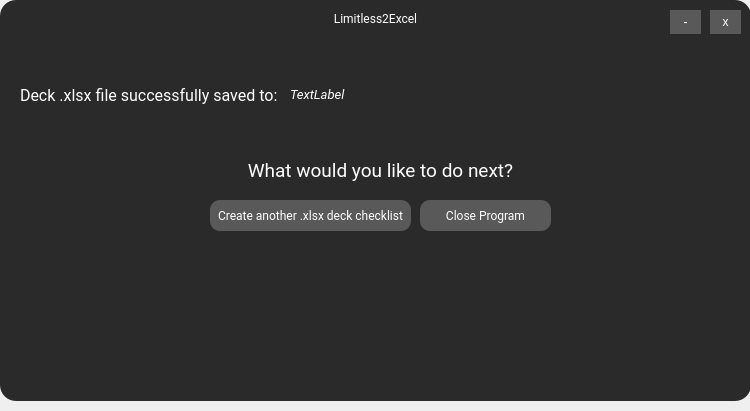
Old version of the form app.ui in the repository DarrenFok/Limitless2Excel.
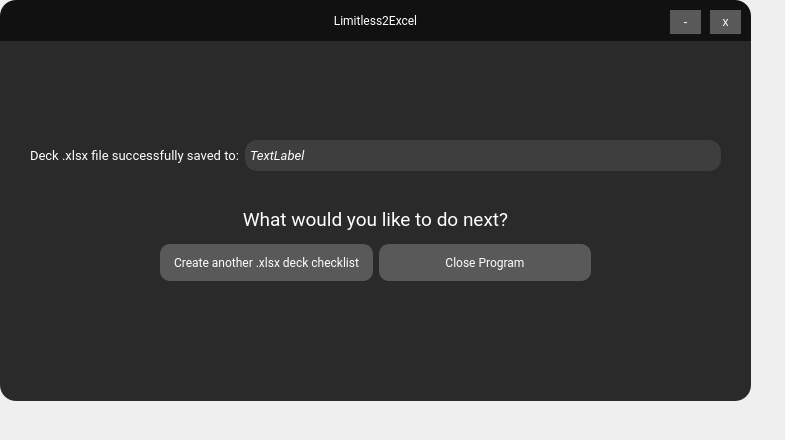
New version of the form. The open tabs and pages were chosen to show the change.

Commit message: [#4] Centered components, whitened links and added background to text fields

Patch:
```diff
--- a/app.ui
+++ b/app.ui
@@ -6,8 +6,8 @@
    <rect>
     <x>0</x>
     <y>0</y>
-    <width>750</width>
-    <height>411</height>
+    <width>785</width>
+    <height>440</height>
    </rect>
   </property>
   <property name="windowTitle">
@@ -29,7 +29,11 @@
    </property>
    <property name="styleSheet">
     <string notr="true">QWidget{
-background-color: #2a2a2a;
+background-color: rgb(17, 17, 17);
+border-top-left-radius: 16px;
+border-top-right-radius: 16px;
+border-bottom-left-radius: 0px;
+border-bottom-right-radius: 0px;
 }</string>
    </property>
    <widget class="QLabel" name="windowName">
@@ -38,7 +42,7 @@
       <x>300</x>
       <y>10</y>
       <width>151</width>
-      <height>16</height>
+      <height>21</height>
      </rect>
     </property>
     <property name="font">
@@ -414,64 +418,20 @@
 background-color: #2a2a2a;
 }</string>
     </property>
-    <widget class="QLabel" name="savedToPrompt">
+    <widget class="QWidget" name="verticalLayoutWidget">
      <property name="geometry">
       <rect>
-       <x>20</x>
-       <y>70</y>
-       <width>261</width>
-       <height>31</height>
+       <x>160</x>
+       <y>190</y>
+       <width>431</width>
+       <height>81</height>
       </rect>
      </property>
-     <property name="font">
-      <font>
-       <family>Roboto</family>
-       <pointsize>12</pointsize>
-      </font>
-     </property>
-     <property name="styleSheet">
-      <string notr="true">QLabel{
-color: #ffffff
-}</string>
-     </property>
-     <property name="text">
-      <string>Deck .xlsx file successfully saved to:</string>
-     </property>
-    </widget>
-    <widget class="QLabel" name="directoryEdit">
-     <property name="geometry">
-      <rect>
-       <x>290</x>
-       <y>69</y>
-       <width>421</width>
-       <height>31</height>
-      </rect>
-     </property>
-     <property name="font">
-      <font>
-       <family>Roboto</family>
-       <pointsize>10</pointsize>
-       <italic>true</italic>
-      </font>
-     </property>
-     <property name="styleSheet">
-      <string notr="true">QLabel{
-color: #ffffff;
-}</string>
-     </property>
-     <property name="text">
-      <string>TextLabel</string>
-     </property>
-    </widget>
+     <layout class="QVBoxLayout" name="verticalLayout_4">
+      <item>
+       <layout class="QHBoxLayout" name="horizontalLayout_9">
+        <item>
     <widget class="QLabel" name="whatNextPrompt">
-     <property name="geometry">
-      <rect>
-       <x>240</x>
-       <y>140</y>
-       <width>281</width>
-       <height>41</height>
-      </rect>
-     </property>
      <property name="font">
       <font>
        <family>Roboto</family>
@@ -491,14 +451,18 @@
       <set>Qt::AlignmentFlag::AlignCenter</set>
      </property>
     </widget>
+        </item>
+       </layout>
+      </item>
+      <item>
+       <layout class="QHBoxLayout" name="horizontalLayout_11">
+        <item>
     <widget class="QPushButton" name="createAnotherButton">
-     <property name="geometry">
-      <rect>
-       <x>210</x>
-       <y>190</y>
-       <width>201</width>
-       <height>31</height>
-      </rect>
+          <property name="sizePolicy">
+           <sizepolicy hsizetype="Minimum" vsizetype="Preferred">
+            <horstretch>0</horstretch>
+            <verstretch>0</verstretch>
+           </sizepolicy>
      </property>
      <property name="font">
       <font>
@@ -516,14 +480,14 @@
       <string>Create another .xlsx deck checklist</string>
      </property>
     </widget>
+        </item>
+        <item>
     <widget class="QPushButton" name="closeProgramButton">
-     <property name="geometry">
-      <rect>
-       <x>420</x>
-       <y>190</y>
-       <width>131</width>
-       <height>31</height>
-      </rect>
+          <property name="sizePolicy">
+           <sizepolicy hsizetype="Preferred" vsizetype="Preferred">
+            <horstretch>0</horstretch>
+            <verstretch>0</verstretch>
+           </sizepolicy>
      </property>
      <property name="font">
       <font>
@@ -541,6 +505,78 @@
      <property name="text">
       <string>Close Program</string>
      </property>
+         </widget>
+        </item>
+       </layout>
+      </item>
+     </layout>
+    </widget>
+    <widget class="QWidget" name="horizontalLayoutWidget_5">
+     <property name="geometry">
+      <rect>
+       <x>30</x>
+       <y>130</y>
+       <width>691</width>
+       <height>31</height>
+      </rect>
+     </property>
+     <layout class="QHBoxLayout" name="horizontalLayout_12">
+      <item>
+       <widget class="QLabel" name="savedToPrompt">
+        <property name="sizePolicy">
+         <sizepolicy hsizetype="Maximum" vsizetype="Preferred">
+          <horstretch>0</horstretch>
+          <verstretch>0</verstretch>
+         </sizepolicy>
+        </property>
+        <property name="font">
+         <font>
+          <family>Roboto</family>
+          <pointsize>10</pointsize>
+         </font>
+        </property>
+        <property name="styleSheet">
+         <string notr="true">QLabel{
+color: #ffffff
+}</string>
+        </property>
+        <property name="text">
+         <string>Deck .xlsx file successfully saved to:</string>
+        </property>
+       </widget>
+      </item>
+      <item>
+       <widget class="QLabel" name="directoryEdit">
+        <property name="font">
+         <font>
+          <family>Roboto</family>
+          <pointsize>10</pointsize>
+          <italic>true</italic>
+         </font>
+        </property>
+        <property name="styleSheet">
+         <string notr="true">QLabel{
+color: rgb(255, 255, 255);
+link: rgb(255, 255, 255);
+background-color: rgb(62, 62, 62);
+border-radius: 12px;
+}</string>
+        </property>
+        <property name="text">
+         <string>TextLabel</string>
+        </property>
+        <property name="alignment">
+         <set>Qt::AlignmentFlag::AlignLeading|Qt::AlignmentFlag::AlignLeft|Qt::AlignmentFlag::AlignVCenter</set>
+        </property>
+        <property name="indent">
+         <number>5</number>
+        </property>
+        <property name="textInteractionFlags">
+         <set>Qt::TextInteractionFlag::LinksAccessibleByKeyboard|Qt::TextInteractionFlag::LinksAccessibleByMouse|Qt::TextInteractionFlag::TextBrowserInteraction|Qt::TextInteractionFlag::TextSelectableByKeyboard|Qt::TextInteractionFlag::TextSelectableByMouse</set>
+        </property>
+       </widget>
+      </item>
+     </layout>
     </widget>
    </widget>
   </widget>
```
Left out of the diff: 194 changed lines with no effect on the pictures. Lines whose indentation alone changed are shown as unchanged. The commit also changes 2 other files.
